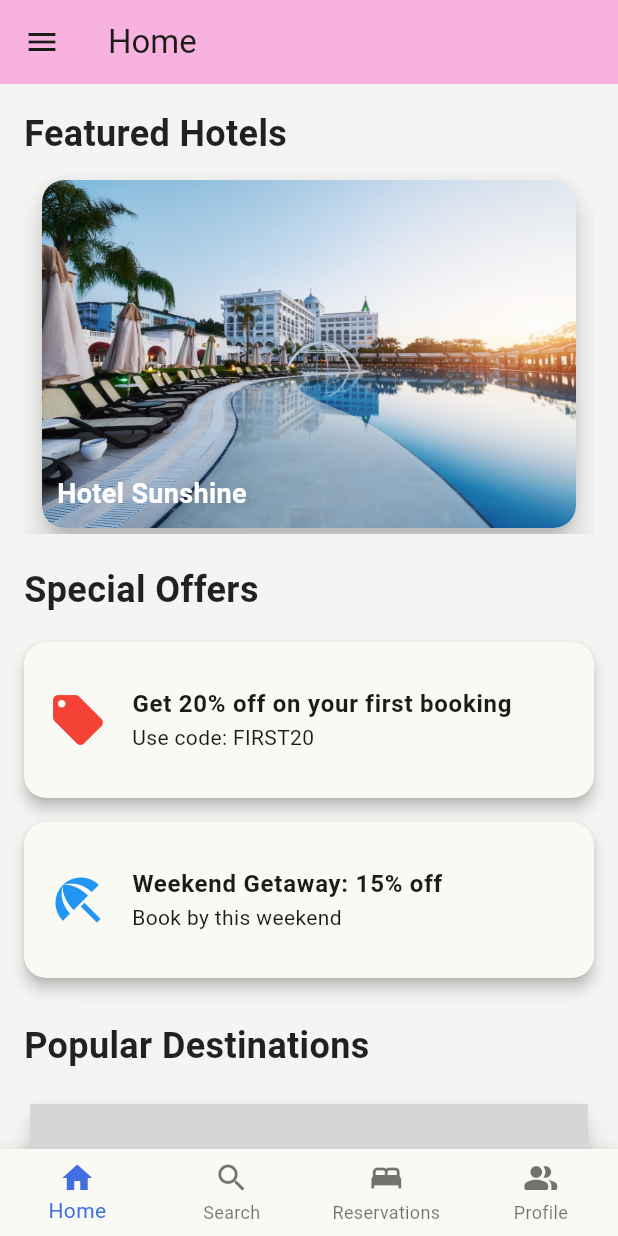
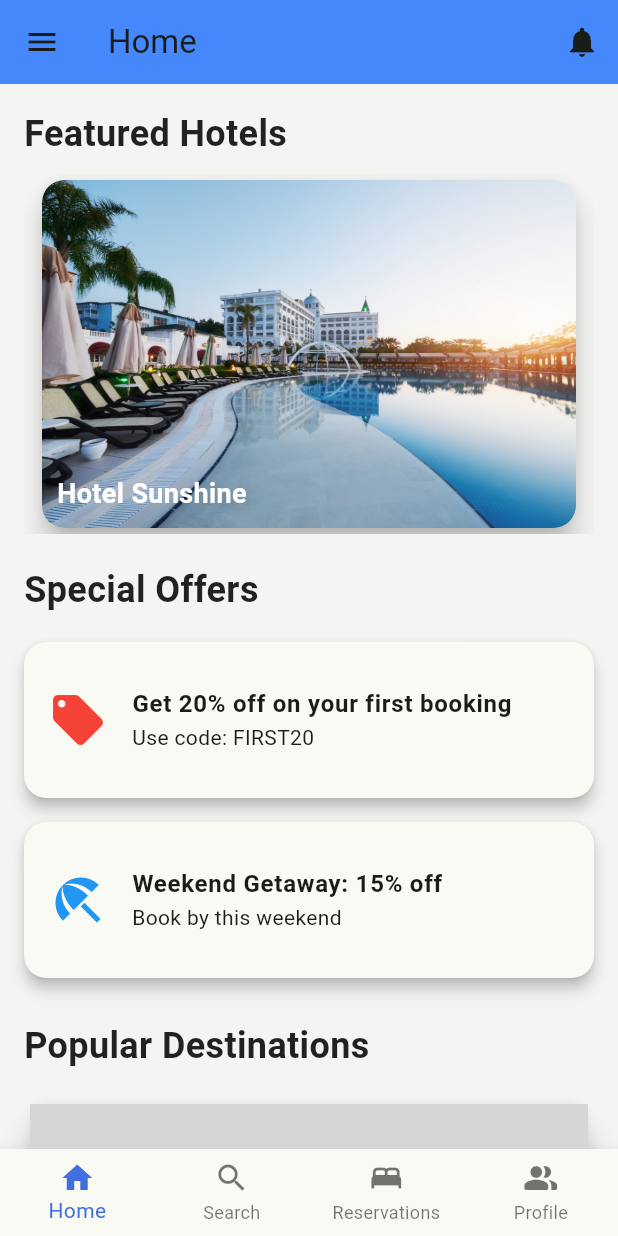
Before and after one commit to Alando-G/Hotel-Booking-App, a Flutter app: the Home screen opened directly, on a phone screen of 412 x 824 dp. Run offline on Flutter 3.47's test engine with Material 3 defaults, Android fonts, the phone set to English and light mode, and no system bars; our stand-ins replace cloud_firestore, firebase_auth, firebase_core, icons_plus, shared_preferences, sqflite; accounts and stored records are empty; grey boxes are pictures that could not be loaded.

Commit message:
5/9/2024

```diff
--- a/lib/screens/CategorySelection.dart
+++ b/lib/screens/CategorySelection.dart
@@ -1,4 +1,4 @@
-// ignore_for_file: unused_element
+// ignore_for_file: unused_element, unused_field, library_private_types_in_public_api, non_constant_identifier_names
 
 import 'package:flutter/material.dart';
 import 'package:login_signup/screens/Homescreen.dart';
@@ -20,7 +20,7 @@ class _HomeState extends State<Home> {
 
   @override
   Widget build(BuildContext context) {
-    // TODO: implement build
+
     throw UnimplementedError();
   }
 
--- a/lib/screens/Homescreen.dart
+++ b/lib/screens/Homescreen.dart
@@ -1,9 +1,10 @@
+// ignore_for_file: prefer_const_constructors
+
 import 'dart:async';
 import 'package:flutter/material.dart';
 import 'package:login_signup/screens/destination_details_screen.dart';
 import 'package:login_signup/screens/hotel_details.dart';
 import 'package:login_signup/screens/offers_screen.dart';
-import 'package:login_signup/screens/search.dart';
 
 class HomeScreen extends StatefulWidget {
   const HomeScreen({super.key});
@@ -69,7 +70,7 @@ class _HomeScreenState extends State<HomeScreen> {
         ),
         const SizedBox(height: 10),
         SizedBox(
-          height: 240, // Adjust as needed
+          height: 240,
           child: PageView(
             controller: _pageController,
             children: <Widget>[
--- a/lib/screens/card_details.dart
+++ b/lib/screens/card_details.dart
@@ -18,7 +18,7 @@ class _CardDetailsScreenState extends State<CardDetailsScreen> {
   final _googlePayNumberController = TextEditingController();
 
   void _saveCardDetails() {
-    // Simulate saving details and navigate back
+
     Navigator.of(context).pop();
   }
 
--- a/lib/screens/categories.dart
+++ b/lib/screens/categories.dart
@@ -79,7 +79,7 @@ class _CategoriesPageState extends State<CategoriesPage> {
                       width: double.infinity,
                       fit: BoxFit.cover,
                     ),
-                    // Inverted rectangle overlay with details
+                    // Inverted rectangle
                     Positioned.fill(
                       child: Align(
                         alignment: Alignment.bottomCenter,
--- a/lib/screens/forget_passsword_screen.dart
+++ b/lib/screens/forget_passsword_screen.dart
@@ -2,7 +2,7 @@
 
 import 'package:flutter/material.dart';
 import 'package:login_signup/screens/signin_screen.dart';
-import '../theme/theme.dart'; // Import your project's theme file
+import '../theme/theme.dart';
 
 class ForgetPasswordScreen extends StatefulWidget {
   const ForgetPasswordScreen({super.key});
--- a/lib/screens/home_page.dart
+++ b/lib/screens/home_page.dart
@@ -1,10 +1,12 @@
+// ignore_for_file: library_private_types_in_public_api
+
 import 'package:firebase_auth/firebase_auth.dart';
 import 'package:flutter/material.dart';
-import 'package:login_signup/screens/homescreen.dart';
+import 'package:login_signup/screens/Homescreen.dart';
 import 'package:login_signup/screens/categories.dart';
+import 'package:login_signup/screens/payment.dart';
 import 'package:login_signup/screens/profile.dart';
 import 'package:login_signup/screens/search.dart';
-import 'package:login_signup/screens/payment.dart';
 import 'package:login_signup/screens/signin_screen.dart';
 import 'package:login_signup/screens/view_reservations.dart';
 import 'package:shared_preferences/shared_preferences.dart';
@@ -21,8 +23,8 @@ class _HomeState extends State<Home> {
 
   final List<Widget> _children = [
     const HomeScreen(),
-    const SearchScreen(), // Room selection screen
-    const CombinedReservationScreen(userId: '',),
+    const SearchScreen(),
+    const CombinedReservationScreen(userId: ''),
     const ProfileScreen(),
   ];
 
@@ -32,17 +34,35 @@ class _HomeState extends State<Home> {
       backgroundColor: const Color.fromARGB(255, 244, 244, 243),
       appBar: AppBar(
         title: const Text("Home"),
-        backgroundColor: const Color.fromARGB(188, 250, 155, 217),
+        backgroundColor: Colors.blueAccent,
+        elevation: 4.0,
+        actions: [
+          IconButton(
+            icon: const Icon(Icons.notifications),
+            onPressed: () {
+              // Handle notifications
+            },
+          ),
+        ],
       ),
       drawer: Drawer(
         child: ListView(
           padding: EdgeInsets.zero,
           children: [
-            const DrawerHeader(
+            UserAccountsDrawerHeader(
               decoration: BoxDecoration(
-                color: Color.fromARGB(188, 250, 155, 217),
+                color: Colors.blueAccent,
               ),
-              child: Text('Alztec'),
+              currentAccountPicture: CircleAvatar(
+                child: const Icon(Icons.person, size: 40),
+                backgroundColor: Colors.white,
+                foregroundColor: Colors.blueAccent,
+              ),
+              accountName: null, // Removed name
+              accountEmail: Text(
+                FirebaseAuth.instance.currentUser?.email ?? 'No Email',
+                style: const TextStyle(fontSize: 16),
+              ),
             ),
             ListTile(
               title: const Text("Home"),
@@ -67,7 +87,7 @@ class _HomeState extends State<Home> {
               onTap: () {
                 Navigator.pop(context);
                 setState(() {
-                  _currentIndex = 1;
+                  _currentIndex = 2;
                 });
               },
             ),
@@ -100,7 +120,6 @@ class _HomeState extends State<Home> {
                 );
               },
             ),
-
           ],
         ),
       ),
--- a/pubspec.yaml
+++ b/pubspec.yaml
@@ -41,6 +41,7 @@ dependencies:
   cloud_firestore: ^4.14.0
   shared_preferences: ^2.0.13
   image_picker: ^1.1.2
+  firebase_storage: ^11.6.0
 
 dev_dependencies:
   flutter_test:
```
Also changed, not shown: lib/screens/profile.dart (+46 -3 lines), pubspec.lock, 3 other files. Lines whose indentation alone changed are shown as unchanged.
